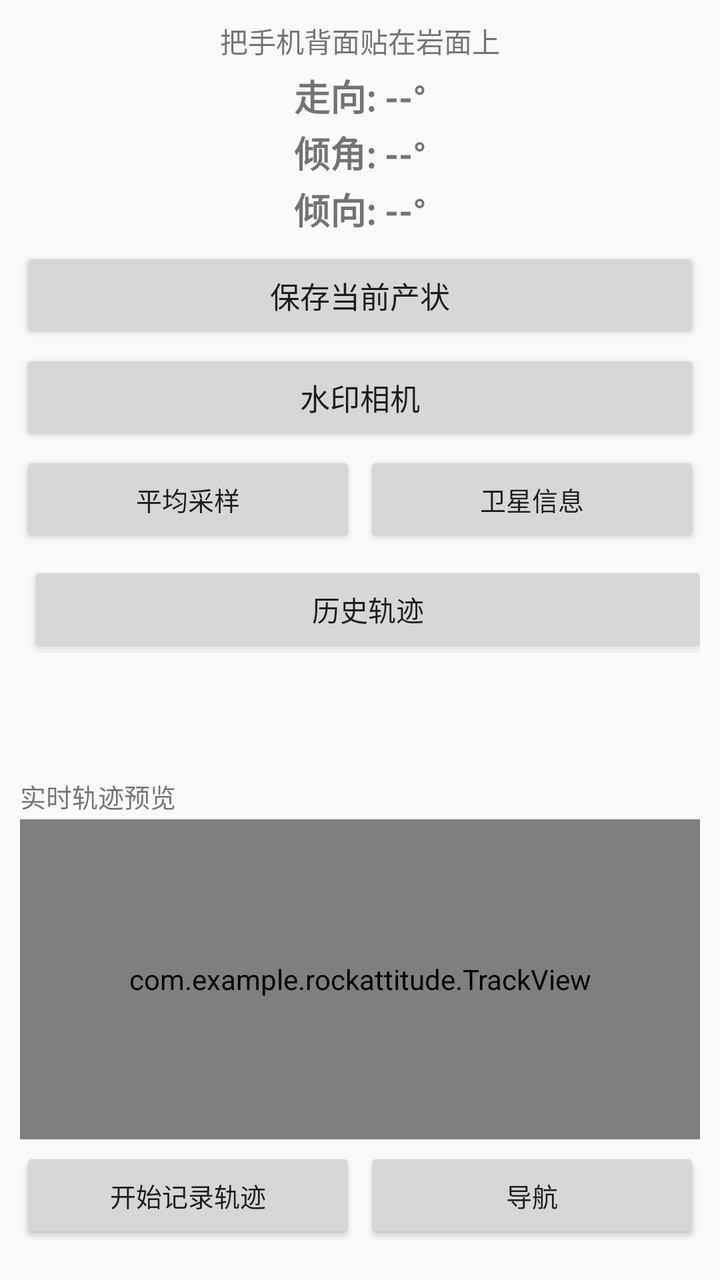
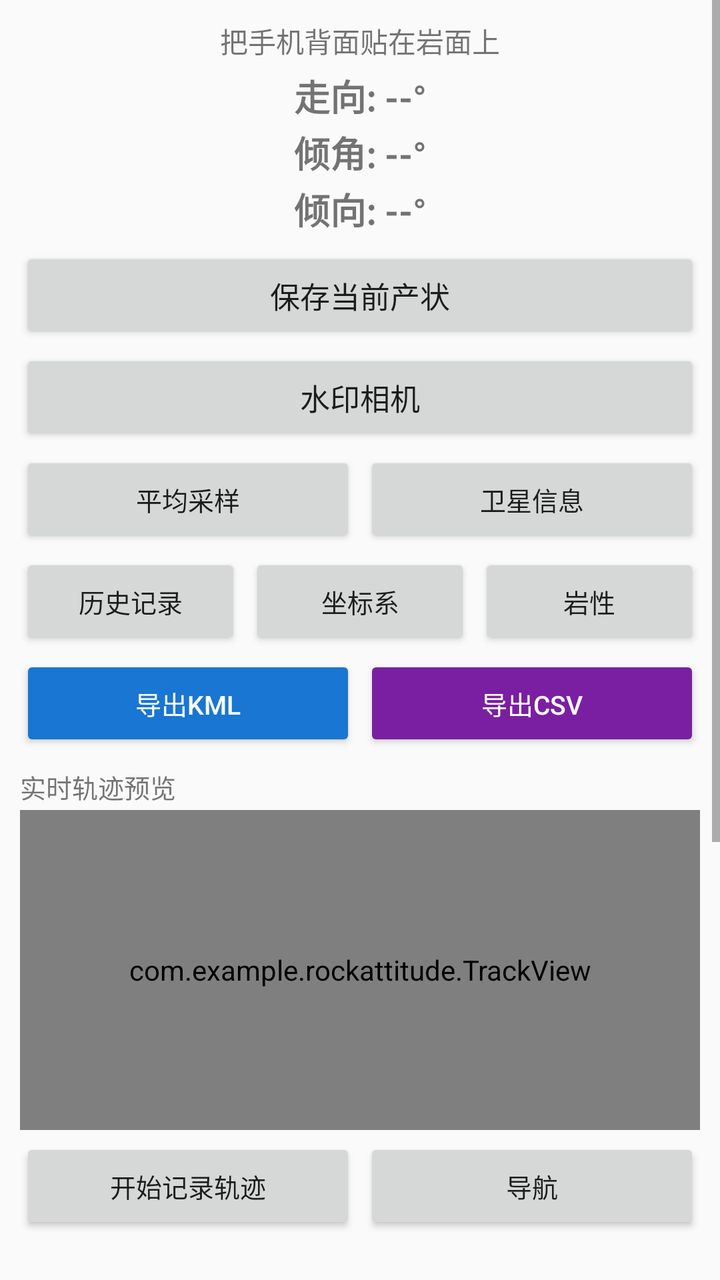

Two renders of the same Android screen: before a commit and after it. Below are the layout's source before the change and the commit's diff.
<!-- AndroidManifest.xml: application theme Theme.AppCompat.Light.DarkActionBar -->
<!-- res/layout/activity_main.xml -->
<?xml version="1.0" encoding="utf-8"?>
<LinearLayout xmlns:android="http://schemas.android.com/apk/res/android"
    android:layout_width="match_parent"
    android:layout_height="match_parent"
    android:orientation="vertical"
    android:padding="10dp">

    <TextView
        android:layout_width="match_parent"
        android:layout_height="wrap_content"
        android:text="把手机背面贴在岩面上"
        android:textSize="14sp"
        android:gravity="center"
        android:paddingBottom="4dp" />

    <TextView
        android:id="@+id/tvStrike"
        android:layout_width="match_parent"
        android:layout_height="wrap_content"
        android:text="走向: --°"
        android:textSize="18sp"
        android:textStyle="bold"
        android:gravity="center" />

    <TextView
        android:id="@+id/tvDip"
        android:layout_width="match_parent"
        android:layout_height="wrap_content"
        android:text="倾角: --°"
        android:textSize="18sp"
        android:textStyle="bold"
        android:gravity="center"
        android:paddingTop="2dp" />

    <TextView
        android:id="@+id/tvDipDir"
        android:layout_width="match_parent"
        android:layout_height="wrap_content"
        android:text="倾向: --°"
        android:textSize="18sp"
        android:textStyle="bold"
        android:gravity="center"
        android:paddingTop="2dp"
        android:paddingBottom="6dp" />

    <Button
        android:id="@+id/btnSave"
        android:layout_width="match_parent"
        android:layout_height="wrap_content"
        android:text="保存当前产状"
        android:textSize="15sp" />

    <Button
        android:id="@+id/btnCamera"
        android:layout_width="match_parent"
        android:layout_height="wrap_content"
        android:text="水印相机"
        android:textSize="15sp"
        android:layout_marginTop="3dp" />

    
    <LinearLayout
        android:layout_width="match_parent"
        android:layout_height="wrap_content"
        android:orientation="horizontal"
        android:layout_marginTop="3dp">

        <Button
            android:id="@+id/btnAverage"
            android:layout_width="0dp"
            android:layout_height="wrap_content"
            android:layout_weight="1"
            android:text="平均采样"
            android:textSize="13sp" />

        <Button
            android:id="@+id/btnSatellite"
            android:layout_width="0dp"
            android:layout_height="wrap_content"
            android:layout_weight="1"
            android:text="卫星信息"
            android:textSize="13sp"
            android:layout_marginStart="4dp" />
    </LinearLayout>

    
    <LinearLayout
        android:layout_width="match_parent"
        android:layout_height="wrap_content"
        android:orientation="horizontal"
        android:layout_marginTop="3dp">

        <Button
            android:id="@+id/btnExportKml"
            android:layout_width="0dp"
            android:layout_height="wrap_content"
            android:layout_weight="1"
            android:text="导出KML"
            android:textSize="13sp" />

        <Button
            android:id="@+id/btnExportCsv"
            android:layout_width="0dp"
            android:layout_height="wrap_content"
            android:layout_weight="1"
            android:text="导出CSV"
            android:textSize="13sp"
            android:layout_marginStart="4dp" />
        
        <Button
            android:id="@+id/btnHistoryTrack"
            android:layout_width="match_parent"
            android:layout_height="wrap_content"
            android:text="历史轨迹"
            android:textSize="14sp"
            android:layout_marginTop="4dp" />
        
        <Button
            android:id="@+id/btnHistory"
            android:layout_width="0dp"
            android:layout_height="wrap_content"
            android:layout_weight="1"
            android:text="历史测量"
            android:textSize="13sp"
            android:layout_marginStart="4dp" />
    </LinearLayout>

    
    <TextView
        android:layout_width="match_parent"
        android:layout_height="wrap_content"
        android:text="实时轨迹预览"
        android:textSize="13sp"
        android:paddingTop="8dp"
        android:paddingBottom="2dp" />

    <com.example.rockattitude.TrackView
        android:id="@+id/trackView"
        android:layout_width="match_parent"
        android:layout_height="160dp"
        android:background="#F0F0F0" />

    <LinearLayout
        android:layout_width="match_parent"
        android:layout_height="wrap_content"
        android:orientation="horizontal"
        android:paddingTop="4dp">

        <Button
            android:id="@+id/btnTrackToggle"
            android:layout_width="0dp"
            android:layout_height="wrap_content"
            android:layout_weight="1"
            android:text="开始记录轨迹"
            android:textSize="13sp" />

        <Button
            android:id="@+id/btnNavigate"
            android:layout_width="0dp"
            android:layout_height="wrap_content"
            android:layout_weight="1"
            android:text="导航"
            android:textSize="13sp"
            android:layout_marginStart="4dp" />
    </LinearLayout>

    <TextView
        android:id="@+id/tvNavInfo"
        android:layout_width="match_parent"
        android:layout_height="wrap_content"
        android:text=""
        android:textSize="12sp"
        android:paddingTop="2dp"
        android:textColor="#D32F2F" />

    <TextView
        android:layout_width="match_parent"
        android:layout_height="wrap_content"
        android:text="今日保存记录"
        android:textSize="13sp"
        android:paddingTop="6dp"
        android:paddingBottom="2dp" />

    <androidx.recyclerview.widget.RecyclerView
        android:id="@+id/recyclerView"
        android:layout_width="match_parent"
        android:layout_height="0dp"
        android:layout_weight="1" />
</LinearLayout>
<!-- resources referenced by this layout -->
<resources>

</resources>

<!-- the commit's change to res/layout/activity_main.xml (unified diff, before → after) -->
@@ -1,189 +1,215 @@
 <?xml version="1.0" encoding="utf-8"?>
-<LinearLayout xmlns:android="http://schemas.android.com/apk/res/android"
+<ScrollView xmlns:android="http://schemas.android.com/apk/res/android"
     android:layout_width="match_parent"
     android:layout_height="match_parent"
-    android:orientation="vertical"
-    android:padding="10dp">
-
-    <TextView
-        android:layout_width="match_parent"
-        android:layout_height="wrap_content"
-        android:text="把手机背面贴在岩面上"
-        android:textSize="14sp"
-        android:gravity="center"
-        android:paddingBottom="4dp" />
-
-    <TextView
-        android:id="@+id/tvStrike"
-        android:layout_width="match_parent"
-        android:layout_height="wrap_content"
-        android:text="走向: --°"
-        android:textSize="18sp"
-        android:textStyle="bold"
-        android:gravity="center" />
-
-    <TextView
-        android:id="@+id/tvDip"
-        android:layout_width="match_parent"
-        android:layout_height="wrap_content"
-        android:text="倾角: --°"
-        android:textSize="18sp"
-        android:textStyle="bold"
-        android:gravity="center"
-        android:paddingTop="2dp" />
-
-    <TextView
-        android:id="@+id/tvDipDir"
-        android:layout_width="match_parent"
-        android:layout_height="wrap_content"
-        android:text="倾向: --°"
-        android:textSize="18sp"
-        android:textStyle="bold"
-        android:gravity="center"
-        android:paddingTop="2dp"
-        android:paddingBottom="6dp" />
-
-    <Button
-        android:id="@+id/btnSave"
-        android:layout_width="match_parent"
-        android:layout_height="wrap_content"
-        android:text="保存当前产状"
-        android:textSize="15sp" />
-
-    <Button
-        android:id="@+id/btnCamera"
-        android:layout_width="match_parent"
-        android:layout_height="wrap_content"
-        android:text="水印相机"
-        android:textSize="15sp"
-        android:layout_marginTop="3dp" />
-
-    
+    android:fillViewport="true">
+
     <LinearLayout
         android:layout_width="match_parent"
         android:layout_height="wrap_content"
-        android:orientation="horizontal"
-        android:layout_marginTop="3dp">
+        android:orientation="vertical"
+        android:padding="10dp">
+
+        <TextView
+            android:layout_width="match_parent"
+            android:layout_height="wrap_content"
+            android:text="把手机背面贴在岩面上"
+            android:textSize="14sp"
+            android:gravity="center"
+            android:paddingBottom="4dp" />
+
+        <TextView
+            android:id="@+id/tvStrike"
+            android:layout_width="match_parent"
+            android:layout_height="wrap_content"
+            android:text="走向: --°"
+            android:textSize="18sp"
+            android:textStyle="bold"
+            android:gravity="center" />
+
+        <TextView
+            android:id="@+id/tvDip"
+            android:layout_width="match_parent"
+            android:layout_height="wrap_content"
+            android:text="倾角: --°"
+            android:textSize="18sp"
+            android:textStyle="bold"
+            android:gravity="center"
+            android:paddingTop="2dp" />
+
+        <TextView
+            android:id="@+id/tvDipDir"
+            android:layout_width="match_parent"
+            android:layout_height="wrap_content"
+            android:text="倾向: --°"
+            android:textSize="18sp"
+            android:textStyle="bold"
+            android:gravity="center"
+            android:paddingTop="2dp"
+            android:paddingBottom="6dp" />
 
         <Button
-            android:id="@+id/btnAverage"
-            android:layout_width="0dp"
-            android:layout_height="wrap_content"
-            android:layout_weight="1"
-            android:text="平均采样"
-            android:textSize="13sp" />
+            android:id="@+id/btnSave"
+            android:layout_width="match_parent"
+            android:layout_height="wrap_content"
+            android:text="保存当前产状"
+            android:textSize="15sp" />
 
         <Button
-            android:id="@+id/btnSatellite"
-            android:layout_width="0dp"
-            android:layout_height="wrap_content"
-            android:layout_weight="1"
-            android:text="卫星信息"
+            android:id="@+id/btnCamera"
+            android:layout_width="match_parent"
+            android:layout_height="wrap_content"
+            android:text="水印相机"
+            android:textSize="15sp"
+            android:layout_marginTop="3dp" />
+
+        
+        <LinearLayout
+            android:layout_width="match_parent"
+            android:layout_height="wrap_content"
+            android:orientation="horizontal"
+            android:layout_marginTop="3dp">
+
+            <Button
+                android:id="@+id/btnAverage"
+                android:layout_width="0dp"
+                android:layout_height="wrap_content"
+                android:layout_weight="1"
+                android:text="平均采样"
+                android:textSize="13sp" />
+
+            <Button
+                android:id="@+id/btnSatellite"
+                android:layout_width="0dp"
+                android:layout_height="wrap_content"
+                android:layout_weight="1"
+                android:text="卫星信息"
+                android:textSize="13sp"
+                android:layout_marginStart="4dp" />
+        </LinearLayout>
+
+        
+        <LinearLayout
+            android:layout_width="match_parent"
+            android:layout_height="wrap_content"
+            android:orientation="horizontal"
+            android:layout_marginTop="3dp">
+
+            <Button
+                android:id="@+id/btnHistoryMain"
+                android:layout_width="0dp"
+                android:layout_height="wrap_content"
+                android:layout_weight="1"
+                android:text="历史记录"
+                android:textSize="13sp" />
+
+            <Button
+                android:id="@+id/btnCoord"
+                android:layout_width="0dp"
+                android:layout_height="wrap_content"
+                android:layout_weight="1"
+                android:text="坐标系"
+                android:textSize="13sp"
+                android:layout_marginStart="4dp" />
+
+            <Button
+                android:id="@+id/btnLithology"
+                android:layout_width="0dp"
+                android:layout_height="wrap_content"
+                android:layout_weight="1"
+                android:text="岩性"
+                android:textSize="13sp"
+                android:layout_marginStart="4dp" />
+        </LinearLayout>
+
+        
+        <LinearLayout
+            android:layout_width="match_parent"
+            android:layout_height="wrap_content"
+            android:orientation="horizontal"
+            android:layout_marginTop="3dp">
+
+            <Button
+                android:id="@+id/btnExportKml"
+                android:layout_width="0dp"
+                android:layout_height="wrap_content"
+                android:layout_weight="1"
+                android:text="导出KML"
+                android:textSize="13sp"
+                android:backgroundTint="#1976D2"
+                android:textColor="#FFFFFF" />
+
+            <Button
+                android:id="@+id/btnExportCsv"
+                android:layout_width="0dp"
+                android:layout_height="wrap_content"
+                android:layout_weight="1"
+                android:text="导出CSV"
+                android:textSize="13sp"
+                android:layout_marginStart="4dp"
+                android:backgroundTint="#7B1FA2"
+                android:textColor="#FFFFFF" />
+        </LinearLayout>
+
+        
+        <TextView
+            android:layout_width="match_parent"
+            android:layout_height="wrap_content"
+            android:text="实时轨迹预览"
             android:textSize="13sp"
-            android:layout_marginStart="4dp" />
+            android:paddingTop="8dp"
+            android:paddingBottom="2dp" />
+
+        <com.example.rockattitude.TrackView
+            android:id="@+id/trackView"
+            android:layout_width="match_parent"
+            android:layout_height="160dp"
+            android:background="#F0F0F0" />
+
+        <LinearLayout
+            android:layout_width="match_parent"
+            android:layout_height="wrap_content"
+            android:orientation="horizontal"
+            android:paddingTop="4dp">
+
+            <Button
+                android:id="@+id/btnTrackToggle"
+                android:layout_width="0dp"
+                android:layout_height="wrap_content"
+                android:layout_weight="1"
+                android:text="开始记录轨迹"
+                android:textSize="13sp" />
+
+            <Button
+                android:id="@+id/btnNavigate"
+                android:layout_width="0dp"
+                android:layout_height="wrap_content"
+                android:layout_weight="1"
+                android:text="导航"
+                android:textSize="13sp"
+                android:layout_marginStart="4dp" />
+        </LinearLayout>
+
+        <TextView
+            android:id="@+id/tvNavInfo"
+            android:layout_width="match_parent"
+            android:layout_height="wrap_content"
+            android:text=""
+            android:textSize="12sp"
+            android:paddingTop="2dp"
+            android:textColor="#D32F2F" />
+
+        <TextView
+            android:layout_width="match_parent"
+            android:layout_height="wrap_content"
+            android:text="今日保存记录"
+            android:textSize="13sp"
+            android:paddingTop="6dp"
+            android:paddingBottom="2dp" />
+
+        <androidx.recyclerview.widget.RecyclerView
+            android:id="@+id/recyclerView"
+            android:layout_width="match_parent"
+            android:layout_height="300dp" />
     </LinearLayout>
-
-    
-    <LinearLayout
-        android:layout_width="match_parent"
-        android:layout_height="wrap_content"
-        android:orientation="horizontal"
-        android:layout_marginTop="3dp">
-
-        <Button
-            android:id="@+id/btnExportKml"
-            android:layout_width="0dp"
-            android:layout_height="wrap_content"
-            android:layout_weight="1"
-            android:text="导出KML"
-            android:textSize="13sp" />
-
-        <Button
-            android:id="@+id/btnExportCsv"
-            android:layout_width="0dp"
-            android:layout_height="wrap_content"
-            android:layout_weight="1"
-            android:text="导出CSV"
-            android:textSize="13sp"
-            android:layout_marginStart="4dp" />
-        
-        <Button
-            android:id="@+id/btnHistoryTrack"
-            android:layout_width="match_parent"
-            android:layout_height="wrap_content"
-            android:text="历史轨迹"
-            android:textSize="14sp"
-            android:layout_marginTop="4dp" />
-        
-        <Button
-            android:id="@+id/btnHistory"
-            android:layout_width="0dp"
-            android:layout_height="wrap_content"
-            android:layout_weight="1"
-            android:text="历史测量"
-            android:textSize="13sp"
-            android:layout_marginStart="4dp" />
-    </LinearLayout>
-
-    
-    <TextView
-        android:layout_width="match_parent"
-        android:layout_height="wrap_content"
-        android:text="实时轨迹预览"
-        android:textSize="13sp"
-        android:paddingTop="8dp"
-        android:paddingBottom="2dp" />
-
-    <com.example.rockattitude.TrackView
-        android:id="@+id/trackView"
-        android:layout_width="match_parent"
-        android:layout_height="160dp"
-        android:background="#F0F0F0" />
-
-    <LinearLayout
-        android:layout_width="match_parent"
-        android:layout_height="wrap_content"
-        android:orientation="horizontal"
-        android:paddingTop="4dp">
-
-        <Button
-            android:id="@+id/btnTrackToggle"
-            android:layout_width="0dp"
-            android:layout_height="wrap_content"
-            android:layout_weight="1"
-            android:text="开始记录轨迹"
-            android:textSize="13sp" />
-
-        <Button
-            android:id="@+id/btnNavigate"
-            android:layout_width="0dp"
-            android:layout_height="wrap_content"
-            android:layout_weight="1"
-            android:text="导航"
-            android:textSize="13sp"
-            android:layout_marginStart="4dp" />
-    </LinearLayout>
-
-    <TextView
-        android:id="@+id/tvNavInfo"
-        android:layout_width="match_parent"
-        android:layout_height="wrap_content"
-        android:text=""
-        android:textSize="12sp"
-        android:paddingTop="2dp"
-        android:textColor="#D32F2F" />
-
-    <TextView
-        android:layout_width="match_parent"
-        android:layout_height="wrap_content"
-        android:text="今日保存记录"
-        android:textSize="13sp"
-        android:paddingTop="6dp"
-        android:paddingBottom="2dp" />
-
-    <androidx.recyclerview.widget.RecyclerView
-        android:id="@+id/recyclerView"
-        android:layout_width="match_parent"
-        android:layout_height="0dp"
-        android:layout_weight="1" />
-</LinearLayout>
+</ScrollView>
